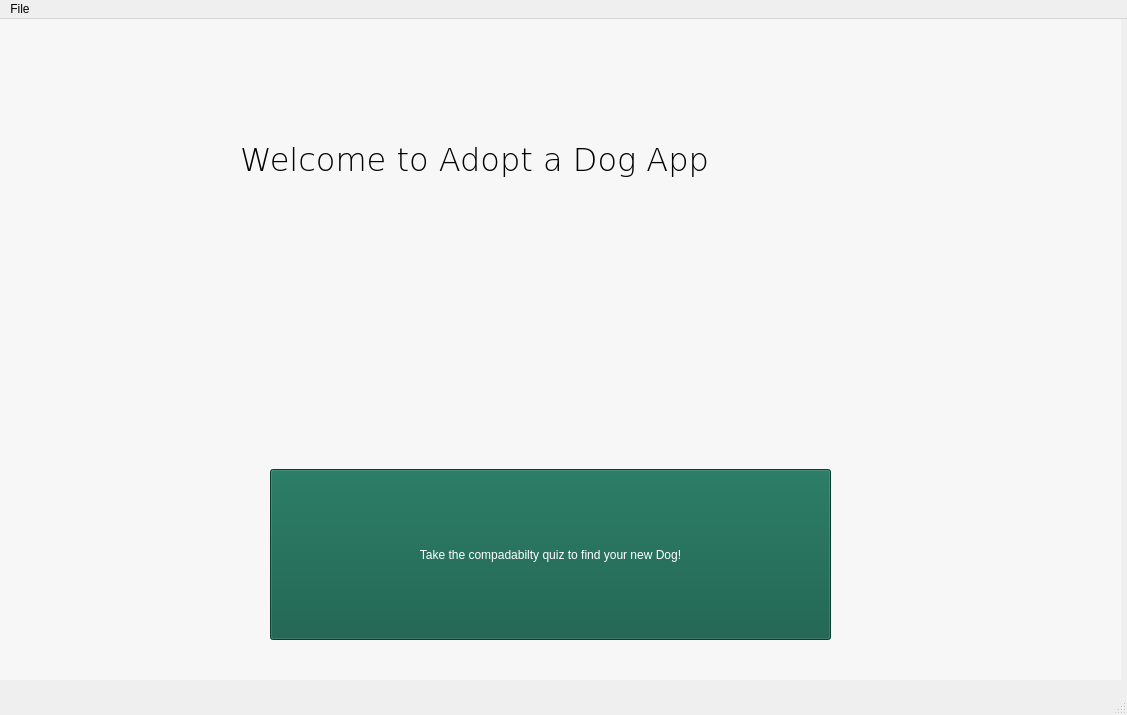
Old version of the form dogadoptionapplication/mainwindow.ui in the repository ethanmeyer/dogadoptionapp.
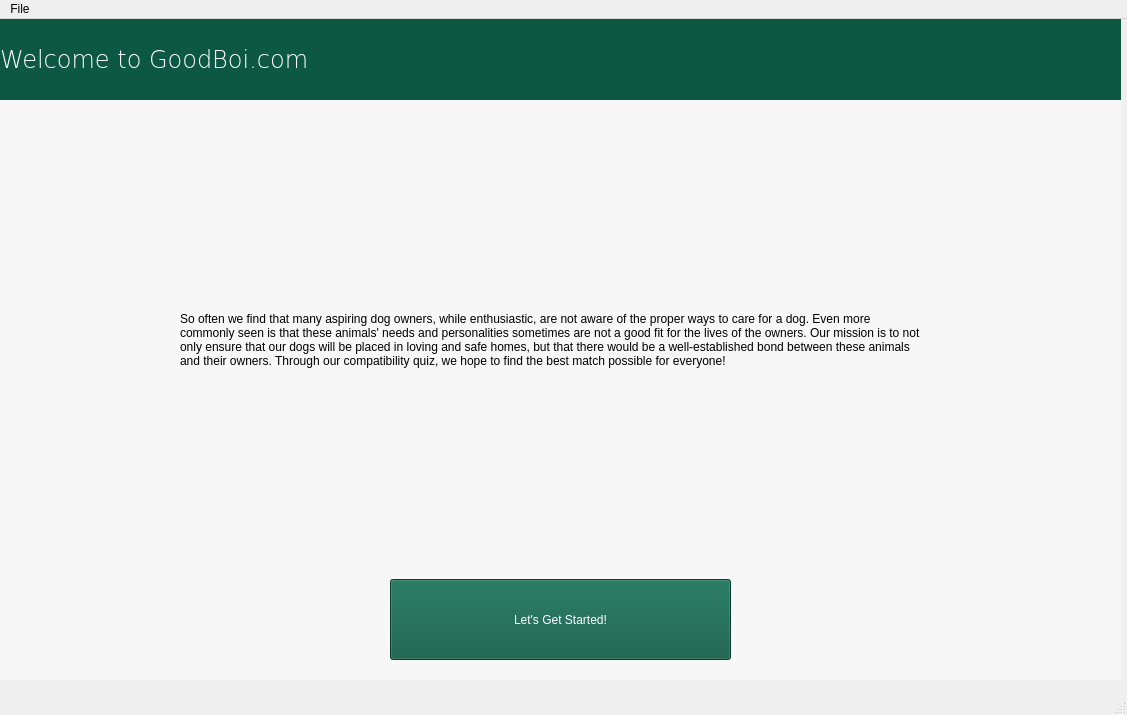
New version of the form. The open tabs and pages were chosen to show the change.

Commit message: First page ui Design

```diff
--- a/dogadoptionapplication/mainwindow.ui
+++ b/dogadoptionapplication/mainwindow.ui
@@ -34,27 +34,28 @@
      <widget class="QLabel" name="welcomeLabel">
       <property name="geometry">
        <rect>
-        <x>240</x>
-        <y>70</y>
-        <width>651</width>
-        <height>141</height>
+        <x>0</x>
+        <y>0</y>
+        <width>1131</width>
+        <height>81</height>
        </rect>
       </property>
       <property name="font">
        <font>
         <family>Verdana</family>
-        <pointsize>24</pointsize>
+        <pointsize>18</pointsize>
         <weight>9</weight>
         <italic>false</italic>
         <bold>false</bold>
        </font>
       </property>
       <property name="styleSheet">
-       <string notr="true">background-color: rgb(247, 247, 247);
-font: 75 24pt &quot;Verdana&quot;;</string>
+       <string notr="true">background-color: rgb(12, 88, 67);
+font: 75 18pt &quot;Verdana&quot;;
+color: rgb(255, 255, 255);</string>
       </property>
       <property name="text">
-       <string>Welcome to Adopt a Dog App</string>
+       <string>Welcome to GoodBoi.com</string>
       </property>
       <property name="wordWrap">
        <bool>true</bool>
@@ -63,10 +64,10 @@
      <widget class="QPushButton" name="homePageNextButton">
       <property name="geometry">
        <rect>
-        <x>270</x>
-        <y>450</y>
-        <width>561</width>
-        <height>171</height>
+        <x>390</x>
+        <y>560</y>
+        <width>341</width>
+        <height>81</height>
        </rect>
       </property>
       <property name="styleSheet">
@@ -75,7 +76,27 @@
 color: rgb(255, 255, 255);</string>
       </property>
       <property name="text">
-       <string>Take the compadabilty quiz to find your new Dog!</string>
+       <string>Let's Get Started!</string>
+      </property>
+     </widget>
+     <widget class="QLabel" name="label">
+      <property name="geometry">
+       <rect>
+        <x>180</x>
+        <y>100</y>
+        <width>741</width>
+        <height>441</height>
+       </rect>
+      </property>
+      <property name="styleSheet">
+       <string notr="true">background-color: rgb(247, 247, 247);
+font: 75 18pt &quot;Verdana&quot;;</string>
+      </property>
+      <property name="text">
+       <string>So often we find that many aspiring dog owners, while enthusiastic, are not aware of the proper ways to care for a dog. Even more commonly seen is that these animals' needs and personalities sometimes are not a good fit for the lives of the owners. Our mission is to not only ensure that our dogs will be placed in loving and safe homes, but that there would be a well-established bond between these animals and their owners. Through our compatibility quiz, we hope to find the best match possible for everyone!</string>
+      </property>
+      <property name="wordWrap">
+       <bool>true</bool>
       </property>
      </widget>
     </widget>
```
Left out of the diff: 14 changed lines with no effect on the pictures.
